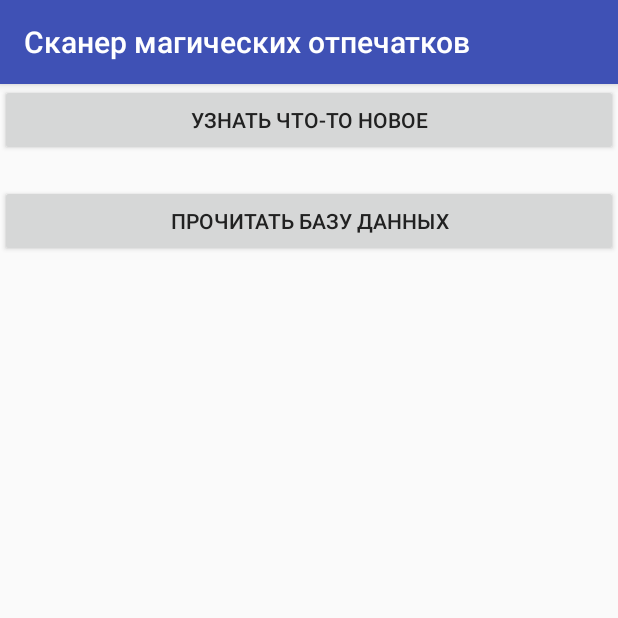
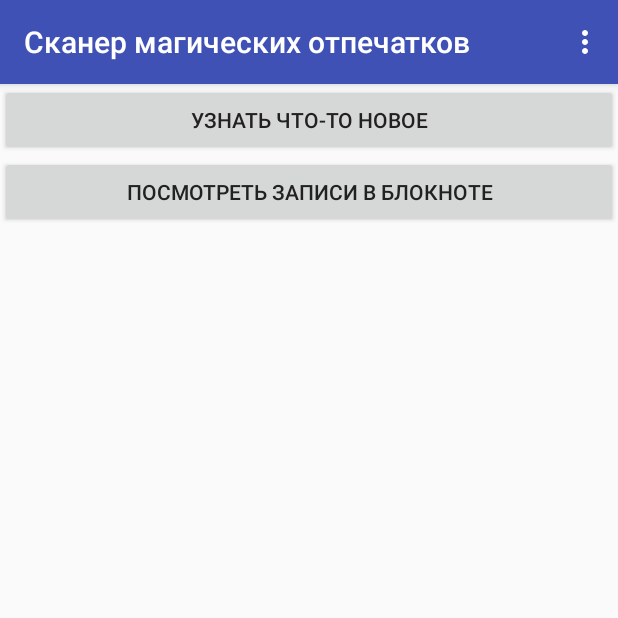
Before and after one commit to dragon313/guardianQR, an Android app: the screen it shows after launch (MainActivity), on a phone screen of 412 x 824 dp, the top half of it. Run offline under Robolectric (Android 15) with nearby library versions, the phone set to English and light mode, and no system bars.

```diff
--- a/app/src/main/AndroidManifest.xml
+++ b/app/src/main/AndroidManifest.xml
@@ -23,8 +23,9 @@
         </activity>
         <activity
             android:name=".SimpleScannerActivity"
-            android:theme="@style/AppOverlayTheme"></activity>
-        <activity android:name=".ScanDetailActivity"></activity>
+            android:theme="@style/AppOverlayTheme" />
+        <activity android:name=".ScanDetailActivity" />
+        <activity android:name=".SettingsActivity"></activity>
     </application>
 
 </manifest>
--- a/app/src/main/java/com/vdovenkov/alexander/guardianqr/MainActivity.java
+++ b/app/src/main/java/com/vdovenkov/alexander/guardianqr/MainActivity.java
@@ -11,6 +11,8 @@ import android.support.v4.app.ActivityCompat;
 import android.support.v4.content.ContextCompat;
 import android.support.v7.app.AppCompatActivity;
 import android.support.v7.widget.Toolbar;
+import android.view.Menu;
+import android.view.MenuItem;
 import android.view.View;
 import android.widget.Button;
 import android.widget.ListView;
@@ -30,16 +32,26 @@ public class MainActivity extends AppCompatActivity {
     private static final int ZXING_CAMERA_PERMISSION = 1;
     private Class<?> mClss;
 
-
-
-
     @Override
     public void onCreate(Bundle state) {
         super.onCreate(state);
         setContentView(R.layout.activity_main);
         setupToolbar();
+    }
 
+    @Override
+    public boolean onCreateOptionsMenu(Menu menu) {
+        getMenuInflater().inflate(R.menu.menu_scan, menu);
+        return true;
+    }
 
+    @Override
+    public boolean onOptionsItemSelected(MenuItem item) {
+        if (item.getItemId() == R.id.action_settings) {
+            Intent intent = new Intent(this, SettingsActivity.class);
+            startActivity(intent);
+        }
+        return super.onOptionsItemSelected(item);
     }
 
     public void setupToolbar() {
--- a/app/src/main/res/layout/activity_main.xml
+++ b/app/src/main/res/layout/activity_main.xml
@@ -21,7 +21,6 @@
         <LinearLayout
             android:layout_width="match_parent"
             android:layout_height="match_parent"
-            android:gravity="center"
             android:orientation="vertical">
 
             <Button
@@ -29,44 +28,11 @@
                 android:layout_height="wrap_content"
                 android:onClick="launchSimpleActivity"
                 android:text="@string/investigate" />
-
-            <TextView
-                android:id="@+id/textView"
+            <Button
                 android:layout_width="match_parent"
+                android:id="@+id/list_view_button"
+                android:text="@string/show_notepad"
                 android:layout_height="wrap_content" />
-
-            <Button
-                android:id="@+id/read_db_button"
-                android:layout_width="match_parent"
-                android:layout_height="wrap_content"
-                android:text="Прочитать Базу данных" />
-
-            <ListView
-                android:id="@+id/list_view"
-                android:layout_width="match_parent"
-                android:layout_height="match_parent">
-
-            </ListView>
-            <!--<Button android:layout_height="wrap_content"-->
-            <!--android:layout_width="match_parent"-->
-            <!--android:text="@string/activity_sample"-->
-            <!--android:onClick="launchFullActivity" />-->
-            <!--<Button android:layout_height="wrap_content"-->
-            <!--android:layout_width="match_parent"-->
-            <!--android:text="@string/fragment_sample"-->
-            <!--android:onClick="launchFullFragmentActivity" />-->
-            <!--<Button android:layout_height="wrap_content"-->
-            <!--android:layout_width="match_parent"-->
-            <!--android:text="@string/full_screen_sample"-->
-            <!--android:onClick="launchFullScreenScannerFragmentActivity" />-->
-            <!--<Button android:layout_height="wrap_content"-->
-            <!--android:layout_width="match_parent"-->
-            <!--android:text="@string/custom_view_finder_sample"-->
-            <!--android:onClick="launchCustomViewFinderScannerActivity" />-->
-            <!--<Button android:layout_height="wrap_content"-->
-            <!--android:layout_width="match_parent"-->
-            <!--android:text="@string/scaling_sample"-->
-            <!--android:onClick="launchScalingScannerActivity" />-->
         </LinearLayout>
 
 </LinearLayout>
--- a/app/src/main/res/values/strings.xml
+++ b/app/src/main/res/values/strings.xml
@@ -1,6 +1,7 @@
 <resources>
     <string name="app_name">Сканер магических отпечатков</string>
     <string name="investigate">Узнать что-то новое</string>
+    <string name="show_notepad">Посмотреть записи в блокноте</string>
     <string name="scanner_activity">ZXing Scanner - Full Activity</string>
     <string name="scanner_fragment_activity">ZXing Scanner - Full Fragment Activity</string>
     <string name="simple_scanner_activity">ZXing Scanner - Simple Activity</string>
@@ -24,6 +25,12 @@
     <string name="select_camera">Select a Camera</string>
     <string name="ok_button">OK</string>
     <string name="cancel_button">Cancel</string>
-    <string name="action_settings">Settings</string>
+    <string name="action_settings">Настройки</string>
     <bool name="cameraPreviewShouldFillView">true</bool>
+
+    <string-array name="fraction">
+        <item>Стражи</item>
+        <item>Церковь</item>
+        <item>Орден</item>
+    </string-array>
 </resources>
```
Also changed, not shown: app/src/main/java/com/vdovenkov/alexander/guardianqr/SettingsActivity.java (added, +15 -0 lines), app/src/main/res/layout/activity_settings.xml (added, +47 -0 lines), app/src/main/res/raw/guard_db.db.
